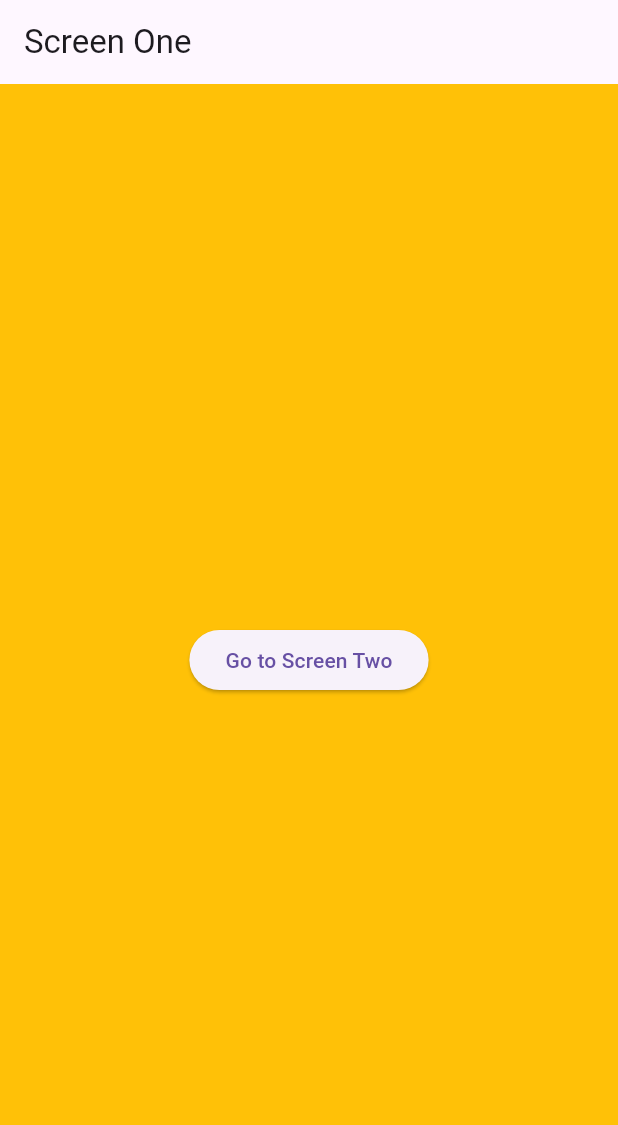
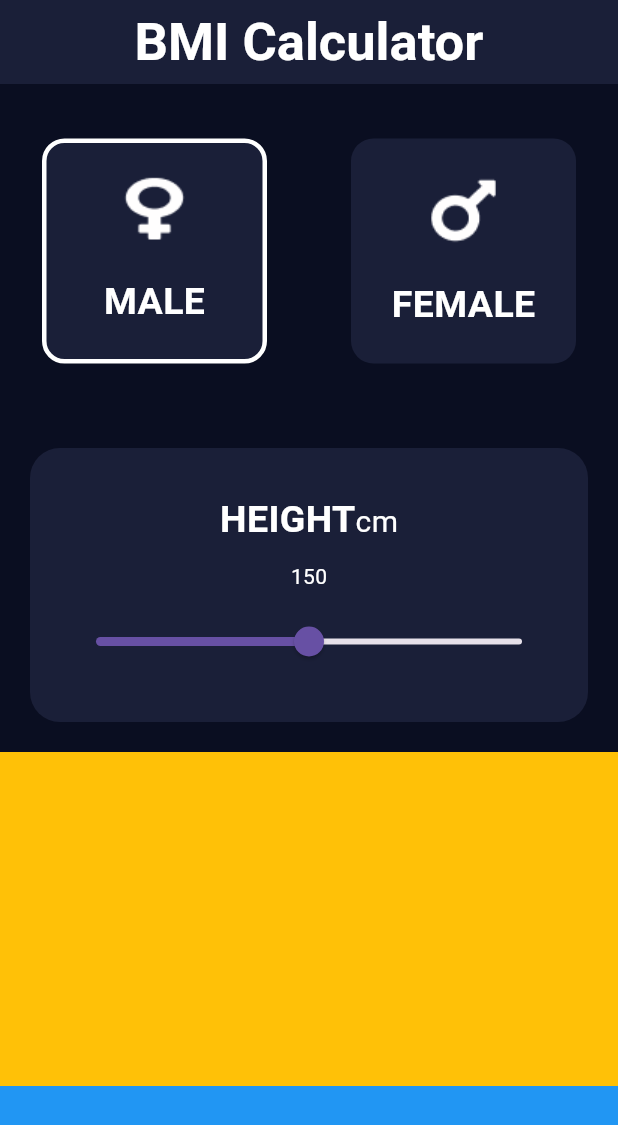
Before and after one commit to gen-eslam/flutter_106, a Flutter app: the screen it shows after launch, on a phone screen of 412 x 824 dp. Shown: the top 1125 px of the screen. Run offline on Flutter 3.47's test engine with Material 3 defaults, Android fonts, the light colour scheme and no system bars.

Commit message:
bmi calc

```diff
--- /dev/null
+++ b/lib/bmi_calc/bmi_calc.dart
@@ -0,0 +1,185 @@
+import 'package:flutter/material.dart';
+
+class BmiCalc extends StatefulWidget {
+  const BmiCalc({super.key});
+
+  @override
+  State<BmiCalc> createState() => _BmiCalcState();
+}
+
+class _BmiCalcState extends State<BmiCalc> {
+  bool isMale = true;
+  double fractionValue = 0.5;
+  double maxHeight = 300;
+  double? height;
+  @override
+  void initState() {
+    height = fractionValue * maxHeight;
+
+    super.initState();
+  }
+
+  @override
+  Widget build(BuildContext context) {
+    return Scaffold(
+      backgroundColor: const Color(0xff0A0E21),
+      appBar: AppBar(
+        backgroundColor: const Color(
+          0xff1A1F38,
+        ),
+        centerTitle: true,
+        title: const Text(
+          'BMI Calculator',
+          style: TextStyle(
+            color: Colors.white,
+            fontWeight: FontWeight.w700,
+            fontSize: 35,
+          ),
+        ),
+      ),
+      body: Column(
+        children: [
+          Expanded(
+            child: SizedBox(
+              child: Row(
+                mainAxisAlignment: MainAxisAlignment.spaceAround,
+                children: [
+                  InkWell(
+                    borderRadius: BorderRadius.circular(15),
+                    onTap: () {
+                      setState(() {
+                        isMale = true;
+                      });
+                    },
+                    child: Container(
+                      height: 150,
+                      width: 150,
+                      decoration: BoxDecoration(
+                        color: const Color(0XFF1A1F38),
+                        border: Border.all(
+                          color: isMale ? Colors.white : Colors.transparent,
+                          width: 3,
+                        ),
+                        borderRadius: BorderRadius.circular(15),
+                      ),
+                      child: Column(
+                        mainAxisAlignment: MainAxisAlignment.spaceEvenly,
+                        children: [
+                          Image.asset('assets/images/venus.png'),
+                          const Text(
+                            'MALE',
+                            style: TextStyle(
+                              color: Colors.white,
+                              fontWeight: FontWeight.w700,
+                              fontSize: 25,
+                            ),
+                          ),
+                        ],
+                      ),
+                    ),
+                  ),
+                  InkWell(
+                    borderRadius: BorderRadius.circular(15),
+                    onTap: () {
+                      setState(() {
+                        isMale = false;
+                      });
+                    },
+                    child: Container(
+                      height: 150,
+                      width: 150,
+                      decoration: BoxDecoration(
+                        color: const Color(0XFF1A1F38),
+                        border: Border.all(
+                          color: !isMale ? Colors.white : Colors.transparent,
+                          width: 3,
+                        ),
+                        borderRadius: BorderRadius.circular(15),
+                      ),
+                      child: Column(
+                        mainAxisAlignment: MainAxisAlignment.spaceEvenly,
+                        children: [
+                          Image.asset('assets/images/mars.png'),
+                          const Text(
+                            'FEMALE',
+                            style: TextStyle(
+                              color: Colors.white,
+                              fontWeight: FontWeight.w700,
+                              fontSize: 25,
+                            ),
+                          ),
+                        ],
+                      ),
+                    ),
+                  ),
+                ],
+              ),
+            ),
+          ),
+          Expanded(
+            child: Container(
+              width: double.infinity,
+              margin: const EdgeInsets.all(20),
+              padding: const EdgeInsets.all(20),
+              decoration: BoxDecoration(
+                color: const Color(0XFF1A1F38),
+                borderRadius: BorderRadius.circular(20),
+              ),
+              child: Column(
+                mainAxisAlignment: MainAxisAlignment.spaceEvenly,
+                children: [
+                  const Row(
+                    textBaseline: TextBaseline.alphabetic,
+                    crossAxisAlignment: CrossAxisAlignment.baseline,
+                    mainAxisAlignment: MainAxisAlignment.center,
+                    children: [
+                      Text(
+                        'HEIGHT',
+                        style: TextStyle(
+                          color: Colors.white,
+                          fontWeight: FontWeight.w700,
+                          fontSize: 25,
+                        ),
+                      ),
+                      Text(
+                        'cm',
+                        style: TextStyle(
+                          color: Colors.white,
+                          // fontWeight: FontWeight.w700,
+                          fontSize: 20,
+                        ),
+                      ),
+                    ],
+                  ),
+                  Text("${height?.round()}", // ceil //floor
+                      style: const TextStyle(color: Colors.white)),
+                  //slider
+                  Slider(
+                    value: fractionValue,
+                    onChanged: (value) {
+                      setState(() {
+                        height = value * maxHeight;
+                        fractionValue = value;
+                      });
+                    },
+                    min: 0,
+                    max: 1,
+                  ),
+                ],
+              ),
+            ),
+          ),
+          Expanded(
+            child: Container(
+              color: Colors.amber,
+            ),
+          ),
+          Container(
+            height: 100,
+            color: Colors.blue,
+          )
+        ],
+      ),
+    );
+  }
+}
--- a/lib/main.dart
+++ b/lib/main.dart
@@ -1,4 +1,5 @@
 import 'package:flutter/material.dart';
+import 'package:flutter_106/bmi_calc/bmi_calc.dart';
 import 'package:flutter_106/counter/counter_screen.dart';
 import 'package:flutter_106/navigation/screen_one.dart';
 
@@ -12,7 +13,7 @@ class MyApp extends StatelessWidget {
   @override
   Widget build(BuildContext context) {
     return const MaterialApp(
-      home: ScreenOne(), // change the screen
+      home: BmiCalc(), // change the screen
     );
   }
 }
--- a/pubspec.yaml
+++ b/pubspec.yaml
@@ -59,9 +59,8 @@ flutter:
   uses-material-design: true
 
   # To add assets to your application, add an assets section, like this:
-  # assets:
-  #   - images/a_dot_burr.jpeg
-  #   - images/a_dot_ham.jpeg
+  assets:
+    - assets/images/
 
   # An image asset can refer to one or more resolution-specific "variants", see
   # https://flutter.dev/assets-and-images/#resolution-aware
```
Also changed, not shown: assets/images/mars.png (added), assets/images/venus.png (added).
